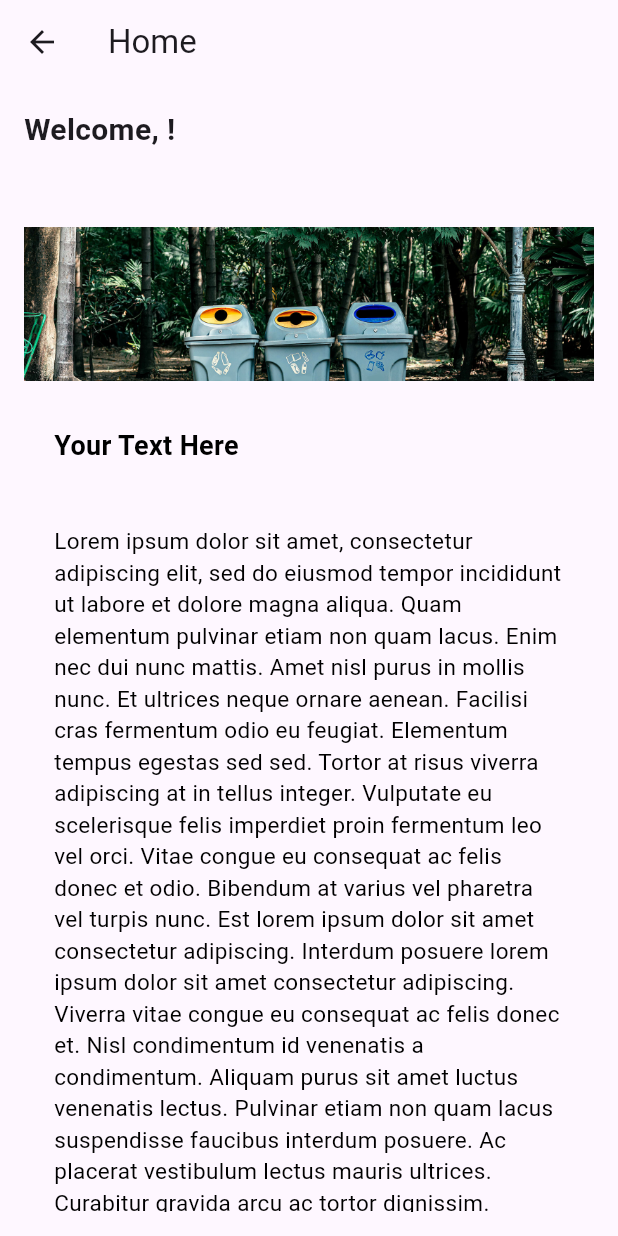
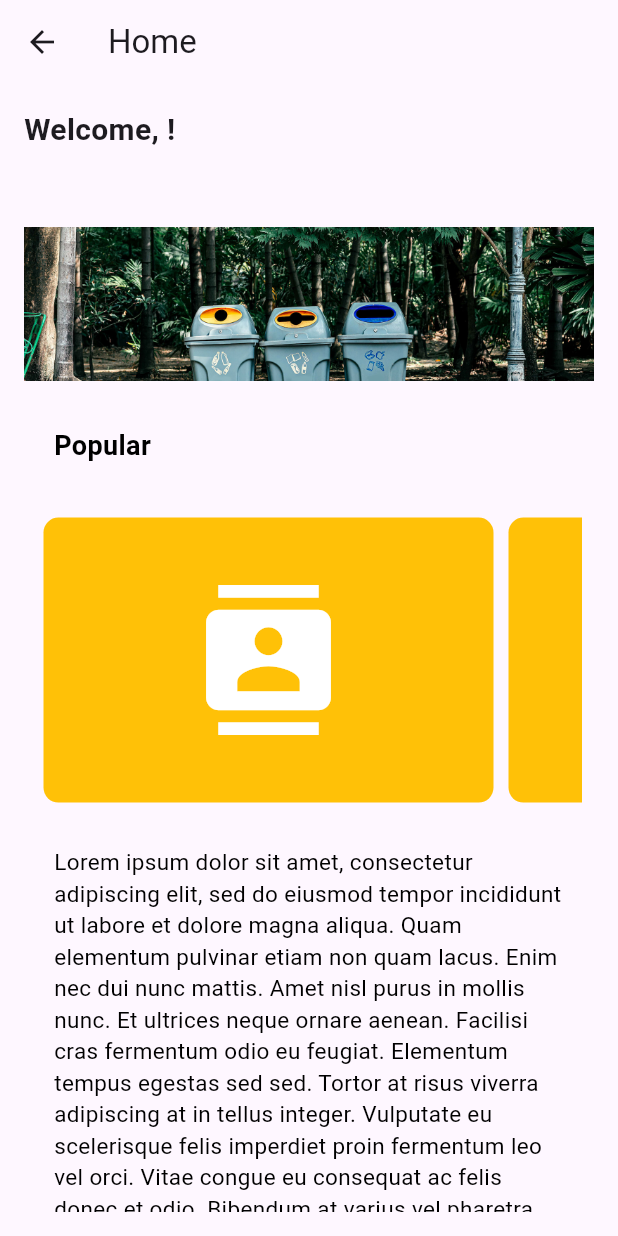
Before and after one commit to TishaJhabak1014/ReVibe, a Flutter app: the HomeContent screen opened directly with empty values, on a phone screen of 412 x 824 dp. Run offline on Flutter 3.47's test engine with Material 3 defaults, Android fonts, the phone set to English and light mode, and no system bars; our stand-ins replace cloud_firestore, firebase_core, qr_flutter; accounts and stored records are empty.

Commit message:
Horizontal Scroller

```diff
--- a/revibe/lib/dashboard.dart
+++ b/revibe/lib/dashboard.dart
@@ -134,9 +134,6 @@ class NavigationBar extends StatelessWidget {
 
 
 
-
-
-
 // Navigation State
 class Navigation extends StatefulWidget {
   final String userName;
@@ -246,13 +243,15 @@ class HomeContent extends StatelessWidget {
 
             const SizedBox(height: 10.0),
 
-            // Text widget
+
+
+            // Text widget - Popular
             const Padding(
               padding: EdgeInsets.all(20.0),
               child:
 
               Text(
-                'Your Text Here',
+                'Popular',
                 style: TextStyle(
                   fontSize: 18.0,
                   fontWeight: FontWeight.bold,
@@ -260,6 +259,69 @@ class HomeContent extends StatelessWidget {
                 ),
               ),
             ),
+
+            Padding(
+              padding: const EdgeInsets.fromLTRB(8.0, 10.0, 8.0, 4.0),
+              child: SizedBox(
+                height: 200,
+                child: ListView(
+                  scrollDirection: Axis.horizontal,
+                  children: [
+                    Padding(
+                      padding: const EdgeInsets.all(5.0),
+                      child: Container(
+                        height: 250,
+                        width: 300,
+                        decoration: const BoxDecoration(
+                          borderRadius: BorderRadius.all(Radius.circular(10.0)),
+                          color: Colors.amber,
+                        ),
+                        child: const Icon(
+                          Icons.contacts,
+                          color: Colors.white, size: 100.0,
+                        )
+                      ),
+                    ),
+
+                    Padding(
+                      padding: const EdgeInsets.all(5.0),
+                      child: Container(
+                        height: 250,
+                        width: 300,
+                        decoration: const BoxDecoration(
+                          borderRadius: BorderRadius.all(Radius.circular(10.0)),
+                          color: Colors.amber,
+                        ),
+                        child: const Icon(
+                          Icons.contacts,
+                          color: Colors.white, size: 100.0,
+                        )
+                      ),
+                    ),
+
+                    Padding(
+                      padding: const EdgeInsets.all(5.0),
+                      child: Container(
+                        height: 250,
+                        width: 300,
+                        decoration: const BoxDecoration(
+                          borderRadius: BorderRadius.all(Radius.circular(10.0)),
+                          color: Colors.amber,
+                        ),
+                        child: const Icon(
+                          Icons.contacts,
+                          color: Colors.white, size: 100.0,
+                        )
+                      ),
+                    ),
+
+                  ],
+                ),
+              ),
+            ),
+
+
+
 
 
             const Padding(
```
Also changed, not shown: 3 other files.
